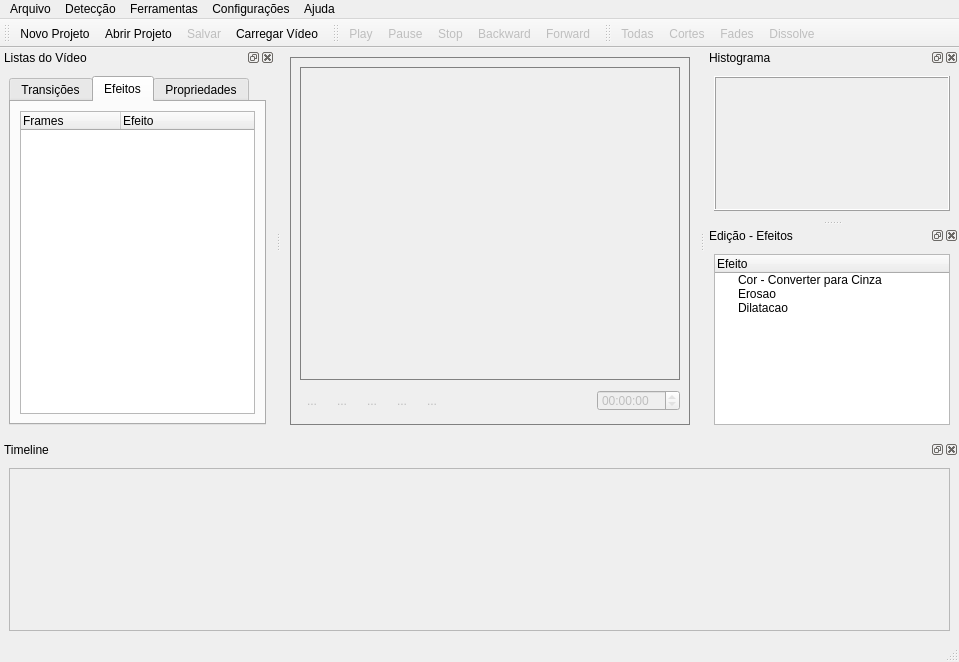
Qt form DEV/Interface/mfit.ui (fabriciols/m-fit) before a commit.
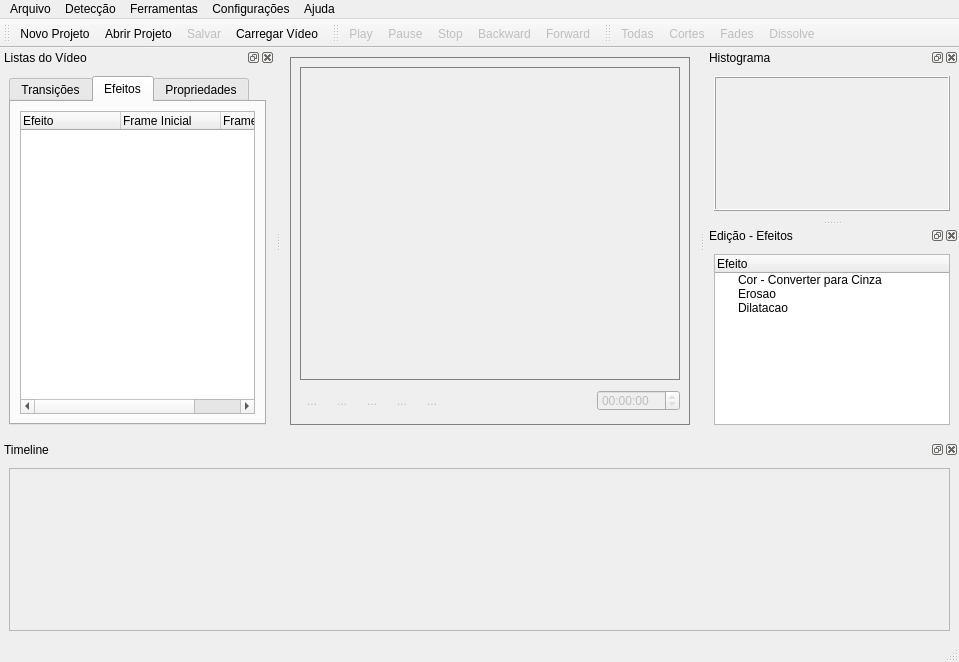
The same form after that commit. The open tabs and pages were chosen to show the change. Icons and pictures are not drawn. Custom widgets are drawn as their Qt base class.

Commit message: coloquei as 2 colunas na lista de efeitos.. só ainda não fiz funcionar... DEIXA que eu faço isso amanha fabricio.

What changed in the file:
```diff
--- a/DEV/Interface/mfit.ui
+++ b/DEV/Interface/mfit.ui
@@ -460,16 +460,21 @@
            <property name="allColumnsShowFocus" >
             <bool>true</bool>
            </property>
-           <column>
-            <property name="text" >
-             <string>Frames</string>
-            </property>
-           </column>
            <column>
             <property name="text" >
              <string>Efeito</string>
             </property>
            </column>
+           <column>
+            <property name="text" >
+             <string>Frame Inicial</string>
+            </property>
+           </column>
+           <column>
+            <property name="text" >
+             <string>Frame Final</string>
+            </property>
+           </column>
           </widget>
          </item>
         </layout>
```
Left out of the diff: 46 changed lines with no effect on the pictures.
